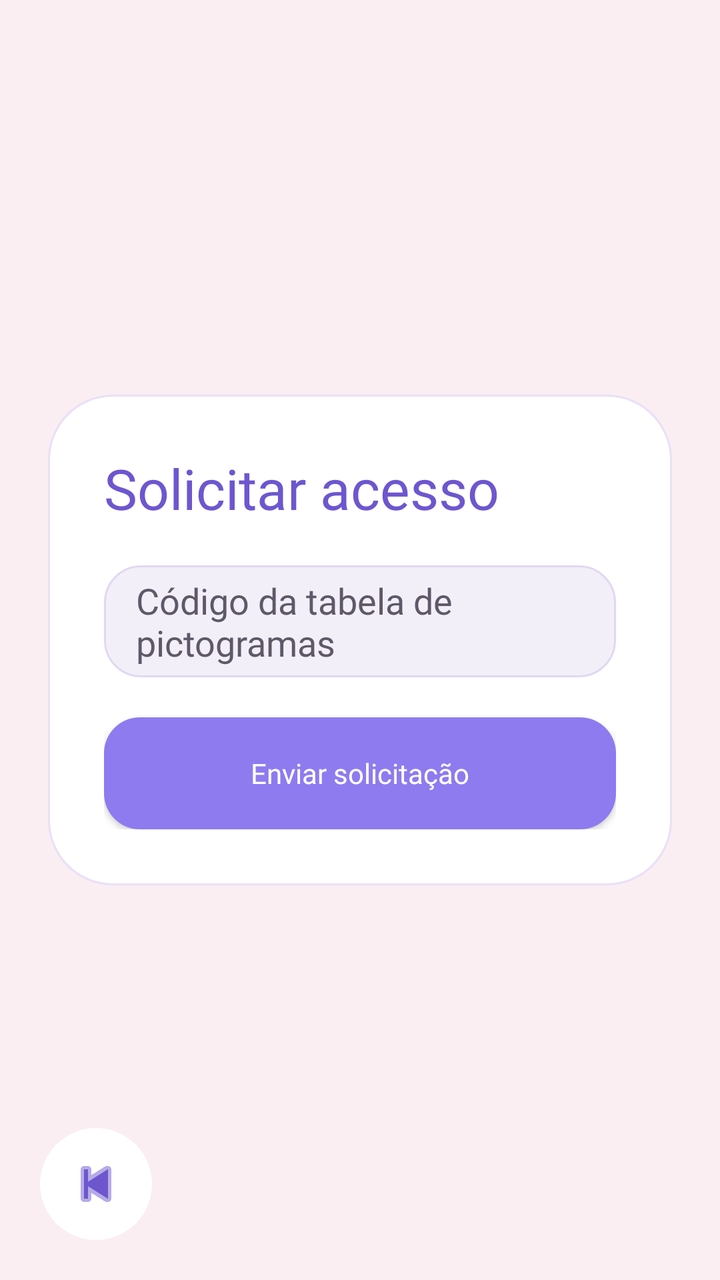
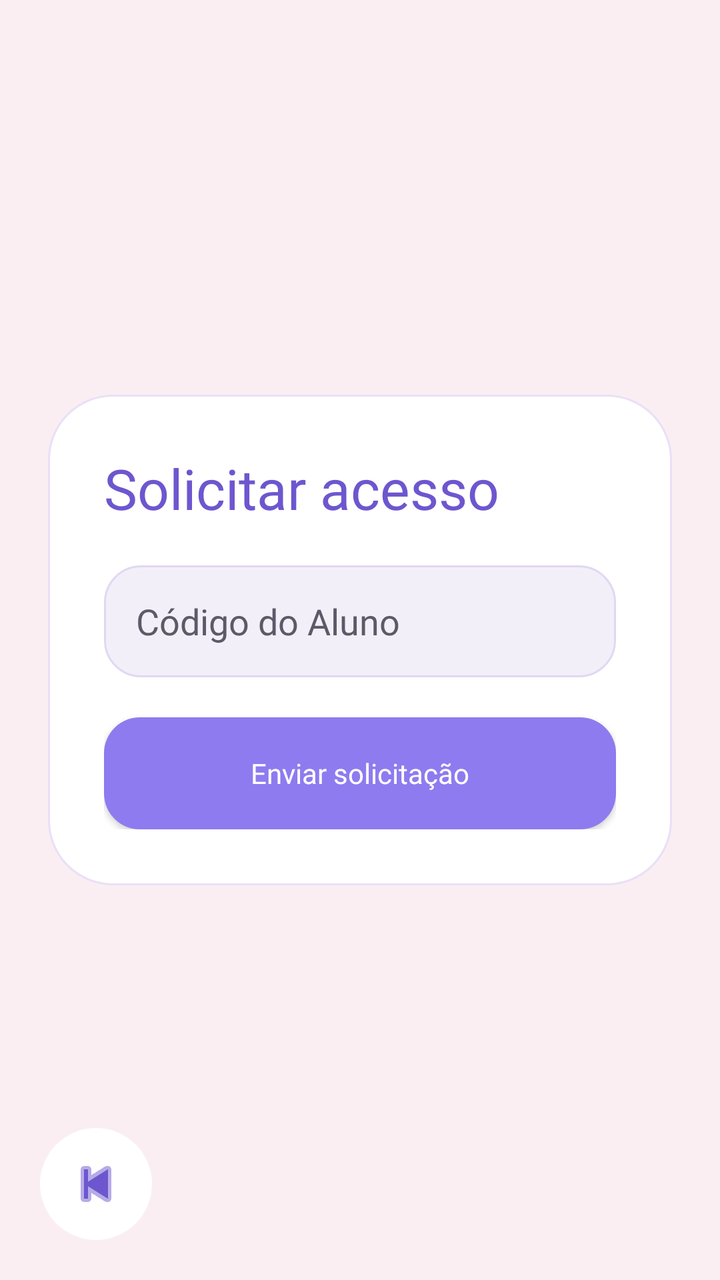

Compare the two renders of this Android layout. The source of the first and the diff that turns it into the second are given below.
<!-- AndroidManifest.xml: application theme Theme.Testando -->
<!-- res/layout/activity_request_access.xml -->
<?xml version="1.0" encoding="utf-8"?>
<FrameLayout xmlns:android="http://schemas.android.com/apk/res/android"
    xmlns:app="http://schemas.android.com/apk/res-auto"
    android:layout_width="match_parent"
    android:layout_height="match_parent">

    <ScrollView
        android:layout_width="match_parent"
        android:layout_height="match_parent"
        android:background="@drawable/bg_screen_pink"
        android:fillViewport="true">

        <LinearLayout
            android:layout_width="match_parent"
            android:layout_height="match_parent"
            android:orientation="vertical"
            android:gravity="center"
            android:padding="24dp">

            <LinearLayout
                android:layout_width="match_parent"
                android:layout_height="wrap_content"
                android:background="@drawable/bg_card"
                android:orientation="vertical"
                android:padding="28dp">

                <TextView
                    style="@style/TextTitle"
                    android:layout_width="wrap_content"
                    android:layout_height="wrap_content"
                    android:text="Solicitar acesso"
                    android:textSize="28sp" />

                <EditText
                    android:id="@+id/etTableCode"
                    android:layout_width="match_parent"
                    android:layout_height="56dp"
                    android:layout_marginTop="20dp"
                    android:background="@drawable/bg_input"
                    android:hint="Código da tabela de pictogramas"
                    android:textColor="@color/text_title"
                    android:textColorHint="@color/text_body"
                    android:fontFamily="@font/raleway_regular"
                    android:paddingHorizontal="16dp" />

                <Button
                    style="@style/ButtonText"
                    android:id="@+id/btnSendRequest"
                    android:layout_width="match_parent"
                    android:layout_height="56dp"
                    android:layout_marginTop="20dp"
                    android:background="@drawable/bg_button_primary"
                    android:text="Enviar solicitação"
                    android:textColor="@color/text_white" />

            </LinearLayout>
        </LinearLayout>
    </ScrollView>

    <ImageView
        android:id="@+id/btnBack"
        android:layout_width="56dp"
        android:layout_height="56dp"
        android:layout_gravity="bottom|start"
        android:layout_margin="20dp"
        android:background="@drawable/bg_back_circle"
        android:src="@android:drawable/ic_media_previous"
        android:padding="12dp"
        app:tint="@color/title_purple" />

</FrameLayout>
<!-- resources referenced by this layout -->
<resources>
  <color name="text_body">#5F5868</color>
  <color name="text_title">#2F2A35</color>
  <color name="text_white">#FFFFFF</color>
  <color name="title_purple">#6E56CF</color>
  <!-- drawable bg_back_circle (drawable) -->
  <?xml version="1.0" encoding="utf-8"?>
  <shape xmlns:android="http://schemas.android.com/apk/res/android">
      <solid android:color="#FFFFFF"/>
      <corners android:radius="50dp"/>
      <size android:width="56dp" android:height="56dp"/>
      <elevation android:shadowColor="#22000000"/>
  </shape>
  <!-- drawable bg_button_primary (drawable) -->
  <?xml version="1.0" encoding="utf-8"?>
  <shape xmlns:android="http://schemas.android.com/apk/res/android">
      <solid android:color="@color/primary_pastel" />
      <corners android:radius="18dp" />
  </shape>
  <!-- drawable bg_card (drawable) -->
  <?xml version="1.0" encoding="utf-8"?>
  <shape xmlns:android="http://schemas.android.com/apk/res/android">
      <solid android:color="@color/card_white" />
      <corners android:radius="32dp" />
      <stroke
          android:width="1dp"
          android:color="@color/card_border" />
      <padding
          android:left="2dp"
          android:top="2dp"
          android:right="2dp"
          android:bottom="2dp" />
  </shape>
  <!-- drawable bg_input (drawable) -->
  <?xml version="1.0" encoding="utf-8"?>
  <shape xmlns:android="http://schemas.android.com/apk/res/android">
      <solid android:color="@color/input_bg" />
      <corners android:radius="18dp" />
      <stroke
          android:width="1dp"
          android:color="@color/input_border" />
  </shape>
  <!-- drawable bg_screen_pink (drawable) -->
  <?xml version="1.0" encoding="utf-8"?>
  <shape xmlns:android="http://schemas.android.com/apk/res/android">
      <solid android:color="@color/bg_pink" />
  </shape>
  <style name="ButtonText">
          <item name="android:fontFamily">@font/raleway_bold</item>
          <item name="android:textAllCaps">false</item>
      </style>
  <style name="TextTitle">
          <item name="android:fontFamily">@font/raleway_bold</item>
          <item name="android:textColor">@color/title_purple</item>
      </style>
  <style name="Theme.Testando" parent="Theme.AppCompat.Light.NoActionBar" />
  <color name="primary_pastel">#8E7BEF</color>
  <color name="card_white">#FFFFFF</color>
  <color name="card_border">#E9E0F7</color>
  <color name="input_bg">#F3EFF8</color>
  <color name="input_border">#E1D8F1</color>
  <color name="bg_pink">#FAEEF3</color>
</resources>

<!-- the commit's change to res/layout/activity_request_access.xml (unified diff, before → after) -->
@@ -37,7 +37,7 @@
                     android:layout_height="56dp"
                     android:layout_marginTop="20dp"
                     android:background="@drawable/bg_input"
-                    android:hint="Código da tabela de pictogramas"
+                    android:hint="Código do Aluno"
                     android:textColor="@color/text_title"
                     android:textColorHint="@color/text_body"
                     android:fontFamily="@font/raleway_regular"
